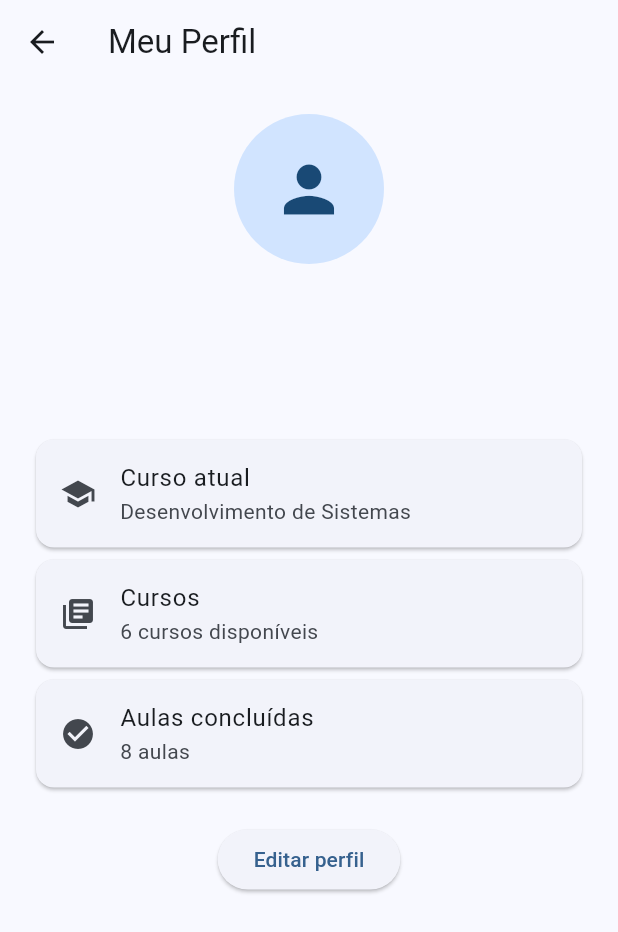
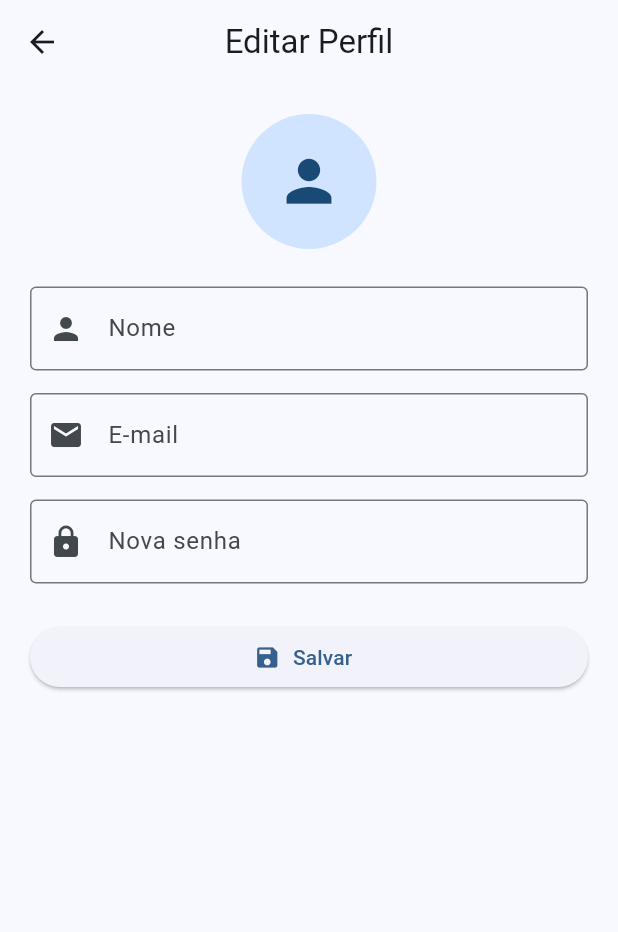
Before and after one commit to raul240/sistema_login_flutter, a Flutter app: the PerfilTela screen opened directly with empty values, after a tap on "Editar perfil", on a phone screen of 412 x 824 dp. Shown: the top 932 px of the screen. Run offline on Flutter 3.47's test engine with Material 3 defaults, Android fonts, the light colour scheme and no system bars.

Commit message:
Atualiza projeto Atividade 06

```diff
--- a/lib/Dados_mock.dart
+++ b/lib/Dados_mock.dart
@@ -1,4 +1,3 @@
-
 import 'package:flutter/material.dart';
 
 class Curso {
@@ -54,8 +53,4 @@ final List<Curso> cursos = [
   ),
 ];
 
-List<Curso> favoritos = [
-  cursos[0],
-  cursos[1],
-  cursos[2],
-];
+List<Curso> favoritos = [];
--- a/lib/telas/cursos_tela.dart
+++ b/lib/telas/cursos_tela.dart
@@ -1,8 +1,10 @@
 import 'package:flutter/material.dart';
 
+import '../Dados_mock.dart';
+
 class CursosTela extends StatefulWidget {
-  final List<String> favoritos;
-  final void Function(String nomeCurso, bool adicionar) onFavoritarAlterado;
+  final List<Curso> favoritos;
+  final void Function(Curso curso, bool adicionar) onFavoritarAlterado;
 
   const CursosTela({
     super.key,
@@ -18,45 +20,6 @@ class _CursosTelaState extends State<CursosTela> {
   final TextEditingController pesquisaController =
       TextEditingController();
 
-  final List<Map<String, dynamic>> cursos = [
-    {
-      'nome': 'Dart Essencial',
-      'descricao': 'Aprenda os fundamentos da linguagem Dart.',
-      'aulas': 10,
-      'icone': Icons.code,
-    },
-    {
-      'nome': 'Flutter Básico',
-      'descricao': 'Aprenda a criar aplicativos mobile.',
-      'aulas': 12,
-      'icone': Icons.phone_android,
-    },
-    {
-      'nome': 'Interface Mobile',
-      'descricao': 'Aprenda a criar interfaces para aplicativos.',
-      'aulas': 8,
-      'icone': Icons.design_services,
-    },
-    {
-      'nome': 'Conexão com API',
-      'descricao': 'Aprenda a conectar seu aplicativo com APIs.',
-      'aulas': 10,
-      'icone': Icons.api,
-    },
-    {
-      'nome': 'Banco de Dados',
-      'descricao': 'Aprenda os conceitos básicos de banco de dados.',
-      'aulas': 14,
-      'icone': Icons.storage,
-    },
-    {
-      'nome': 'Desenvolvimento Mobile',
-      'descricao': 'Aprenda conceitos de desenvolvimento mobile.',
-      'aulas': 12,
-      'icone': Icons.smartphone,
-    },
-  ];
-
   String pesquisa = '';
 
   @override
@@ -68,14 +31,13 @@ class _CursosTelaState extends State<CursosTela> {
   @override
   Widget build(BuildContext context) {
     final cursosFiltrados = cursos.where((curso) {
-      final nome = curso['nome'].toString().toLowerCase();
-
-      return nome.contains(pesquisa.toLowerCase());
+      return curso.nome.toLowerCase().contains(pesquisa.toLowerCase());
     }).toList();
 
     return Scaffold(
       appBar: AppBar(
         title: const Text('Cursos'),
+        centerTitle: true,
       ),
       body: Padding(
         padding: const EdgeInsets.all(16),
@@ -95,37 +57,43 @@ class _CursosTelaState extends State<CursosTela> {
                 border: OutlineInputBorder(),
               ),
             ),
-
             const SizedBox(height: 16),
-
             Expanded(
-              child: ListView.builder(
+              child: cursosFiltrados.isEmpty
+                  ? const Center(
+                      child: Text(
+                        'Nenhum curso encontrado.',
+                        style: TextStyle(
+                          fontSize: 16,
+                        ),
+                      ),
+                    )
+                  : ListView.builder(
                       itemCount: cursosFiltrados.length,
                       itemBuilder: (context, index) {
                         final curso = cursosFiltrados[index];
-                  final nomeCurso = curso['nome'].toString();
-                  final estaFavoritado = widget.favoritos.contains(nomeCurso);
+                        final estaFavoritado = widget.favoritos.contains(curso);
 
                         return Card(
                           margin: const EdgeInsets.only(bottom: 12),
                           child: ListTile(
                             leading: Icon(
-                        curso['icone'],
+                              curso.icone,
                               size: 35,
                             ),
                             title: Text(
-                        nomeCurso,
+                              curso.nome,
                               style: const TextStyle(
                                 fontWeight: FontWeight.bold,
                               ),
                             ),
                             subtitle: Text(
-                        '${curso['descricao']}\n${curso['aulas']} aulas',
+                              '${curso.descricao}\n${curso.quantidadeAulas} aulas',
                             ),
                             isThreeLine: true,
                             trailing: IconButton(
                               onPressed: () {
-                          widget.onFavoritarAlterado(nomeCurso, !estaFavoritado);
+                                widget.onFavoritarAlterado(curso, !estaFavoritado);
                               },
                               icon: Icon(
                                 estaFavoritado ? Icons.favorite : Icons.favorite_border,
--- a/lib/telas/editar_perfil_tela.dart
+++ b/lib/telas/editar_perfil_tela.dart
@@ -0,0 +1,124 @@
+import 'package:flutter/material.dart';
+
+class EditarPerfilTela extends StatefulWidget {
+  final String nomeAtual;
+  final String emailAtual;
+
+  const EditarPerfilTela({
+    super.key,
+    required this.nomeAtual,
+    required this.emailAtual,
+  });
+
+  @override
+  State<EditarPerfilTela> createState() => _EditarPerfilTelaState();
+}
+
+class _EditarPerfilTelaState extends State<EditarPerfilTela> {
+  late TextEditingController nomeController;
+  late TextEditingController emailController;
+  late TextEditingController senhaController;
+
+  @override
+  void initState() {
+    super.initState();
+
+    nomeController = TextEditingController(text: widget.nomeAtual);
+    emailController = TextEditingController(text: widget.emailAtual);
+    senhaController = TextEditingController();
+  }
+
+  @override
+  void dispose() {
+    nomeController.dispose();
+    emailController.dispose();
+    senhaController.dispose();
+    super.dispose();
+  }
+
+  void salvar() {
+    final nome = nomeController.text.trim();
+    final email = emailController.text.trim();
+    final senha = senhaController.text.trim();
+
+    if (nome.isEmpty && email.isEmpty && senha.isEmpty) {
+      ScaffoldMessenger.of(context).showSnackBar(
+        const SnackBar(
+          content: Text('Preencha ao menos nome, e-mail ou senha.'),
+        ),
+      );
+      return;
+    }
+
+    Navigator.pop(
+      context,
+      {
+        'nome': nome.isNotEmpty ? nome : widget.nomeAtual,
+        'email': email.isNotEmpty ? email : widget.emailAtual,
+        'senha': senha,
+      },
+    );
+  }
+
+  @override
+  Widget build(BuildContext context) {
+    return Scaffold(
+      appBar: AppBar(
+        title: const Text('Editar Perfil'),
+        centerTitle: true,
+      ),
+      body: Padding(
+        padding: const EdgeInsets.all(20),
+        child: Column(
+          children: [
+            const CircleAvatar(
+              radius: 45,
+              child: Icon(
+                Icons.person,
+                size: 45,
+              ),
+            ),
+            const SizedBox(height: 25),
+            TextField(
+              controller: nomeController,
+              decoration: const InputDecoration(
+                labelText: 'Nome',
+                prefixIcon: Icon(Icons.person),
+                border: OutlineInputBorder(),
+              ),
+            ),
+            const SizedBox(height: 15),
+            TextField(
+              controller: emailController,
+              keyboardType: TextInputType.emailAddress,
+              decoration: const InputDecoration(
+                labelText: 'E-mail',
+                prefixIcon: Icon(Icons.email),
+                border: OutlineInputBorder(),
+              ),
+            ),
+            const SizedBox(height: 15),
+            TextField(
+              controller: senhaController,
+              obscureText: true,
+              decoration: const InputDecoration(
+                labelText: 'Nova senha',
+                prefixIcon: Icon(Icons.lock),
+                border: OutlineInputBorder(),
+              ),
+            ),
+            const SizedBox(height: 25),
+            SizedBox(
+              width: double.infinity,
+              child: ElevatedButton.icon(
+                onPressed: salvar,
+                icon: const Icon(Icons.save),
+                label: const Text('Salvar'),
+              ),
+            ),
+          ],
+        ),
+      ),
+    );
+  }
+}
--- a/lib/telas/favoritos_tela.dart
+++ b/lib/telas/favoritos_tela.dart
@@ -3,7 +3,7 @@ import 'package:flutter/material.dart';
 import '../Dados_mock.dart';
 
 class FavoritosTela extends StatelessWidget {
-  final List<String> favoritos;
+  final List<Curso> favoritos;
 
   const FavoritosTela({
     super.key,
@@ -13,7 +13,7 @@ class FavoritosTela extends StatelessWidget {
   @override
   Widget build(BuildContext context) {
     final cursosFavoritos = cursos.where(
-      (curso) => favoritos.contains(curso.nome),
+      (curso) => favoritos.contains(curso),
     ).toList();
 
     return Scaffold(
--- a/lib/telas/perfil_tela.dart
+++ b/lib/telas/perfil_tela.dart
@@ -1,6 +1,7 @@
 import 'package:flutter/material.dart';
+import 'editar_perfil_tela.dart';
 
-class PerfilTela extends StatelessWidget {
+class PerfilTela extends StatefulWidget {
   final String nomeUsuario;
   final String emailUsuario;
 
@@ -11,68 +12,121 @@ class PerfilTela extends StatelessWidget {
   });
 
   @override
+  State<PerfilTela> createState() => _PerfilTelaState();
+}
+
+class _PerfilTelaState extends State<PerfilTela> {
+  late String nome;
+  late String email;
+
+  @override
+  void initState() {
+    super.initState();
+
+    nome = widget.nomeUsuario;
+    email = widget.emailUsuario;
+  }
+
+  Future<void> editarPerfil() async {
+    final resultado = await Navigator.push(
+      context,
+      MaterialPageRoute(
+        builder: (context) => EditarPerfilTela(
+          nomeAtual: nome,
+          emailAtual: email,
+        ),
+      ),
+    );
+
+    if (!mounted) return;
+
+    if (resultado != null && resultado is Map<String, dynamic>) {
+      setState(() {
+        nome = resultado['nome'] ?? nome;
+        email = resultado['email'] ?? email;
+      });
+
+      final senhaNova = resultado['senha']?.toString().trim() ?? '';
+
+      if (senhaNova.isNotEmpty) {
+        ScaffoldMessenger.of(context).showSnackBar(
+          const SnackBar(
+            content: Text('Senha alterada com sucesso!'),
+          ),
+        );
+      }
+    }
+  }
+
+  @override
   Widget build(BuildContext context) {
     return Scaffold(
       appBar: AppBar(
         title: const Text('Meu Perfil'),
+        centerTitle: true,
       ),
-      body: Padding(
+      body: SingleChildScrollView(
         padding: const EdgeInsets.all(20),
         child: Column(
           children: [
             const CircleAvatar(
-              radius: 50,
+              radius: 55,
               child: Icon(
                 Icons.person,
-                size: 50,
+                size: 55,
               ),
             ),
-
             const SizedBox(height: 20),
-
             Text(
-              nomeUsuario,
+              nome,
               style: const TextStyle(
                 fontSize: 24,
                 fontWeight: FontWeight.bold,
               ),
             ),
-
             const SizedBox(height: 8),
-
-            Text(emailUsuario),
-
-            const SizedBox(height: 30),
-
-            const Card(
-              child: ListTile(
-                leading: Icon(Icons.school),
-                title: Text('Curso atual'),
-                subtitle: Text('Desenvolvimento de Sistemas'),
+            Text(
+              email,
+              style: const TextStyle(
+                fontSize: 16,
               ),
             ),
-
-            const Card(
+            const SizedBox(height: 30),
+            Card(
               child: ListTile(
-                leading: Icon(Icons.library_books),
-                title: Text('Cursos'),
-                subtitle: Text('6 cursos disponíveis'),
+                leading: const Icon(Icons.school),
+                title: const Text('Curso atual'),
+                subtitle: const Text(
+                  'Desenvolvimento de Sistemas',
+                ),
               ),
             ),
-
-            const Card(
+            Card(
               child: ListTile(
-                leading: Icon(Icons.check_circle),
-                title: Text('Aulas concluídas'),
-                subtitle: Text('8 aulas'),
+                leading: const Icon(Icons.library_books),
+                title: const Text('Cursos'),
+                subtitle: const Text(
+                  '6 cursos disponíveis',
+                ),
               ),
             ),
-
+            Card(
+              child: ListTile(
+                leading: const Icon(Icons.check_circle),
+                title: const Text('Aulas concluídas'),
+                subtitle: const Text(
+                  '8 aulas',
+                ),
+              ),
+            ),
             const SizedBox(height: 20),
-
-            ElevatedButton(
-              onPressed: () {},
-              child: const Text('Editar perfil'),
+            SizedBox(
+              width: double.infinity,
+              child: ElevatedButton.icon(
+                onPressed: editarPerfil,
+                icon: const Icon(Icons.edit),
+                label: const Text('Editar perfil'),
+              ),
             ),
           ],
         ),
```
Also changed, not shown: lib/pages/home_page.dart (+12 -14 lines). Lines whose indentation alone changed are shown as unchanged.
